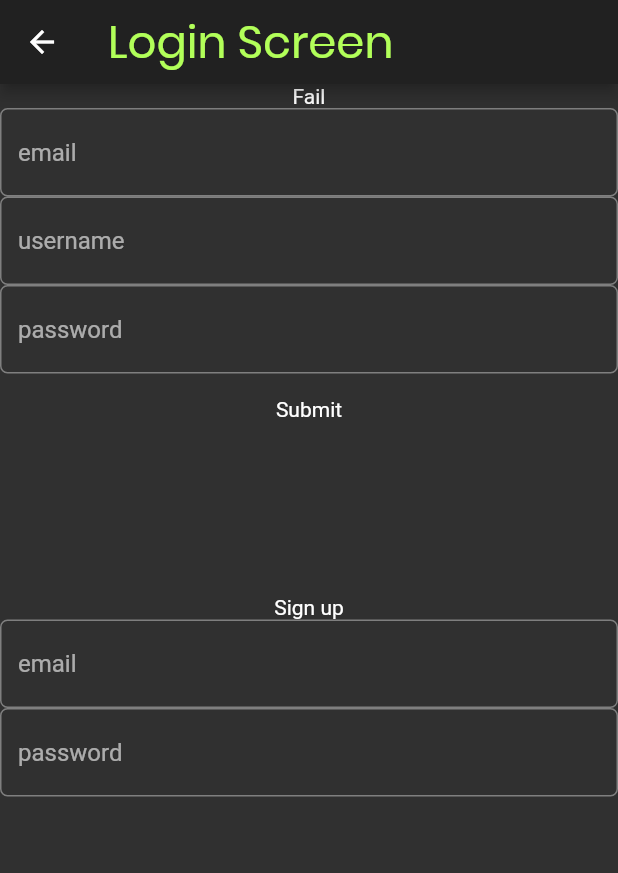
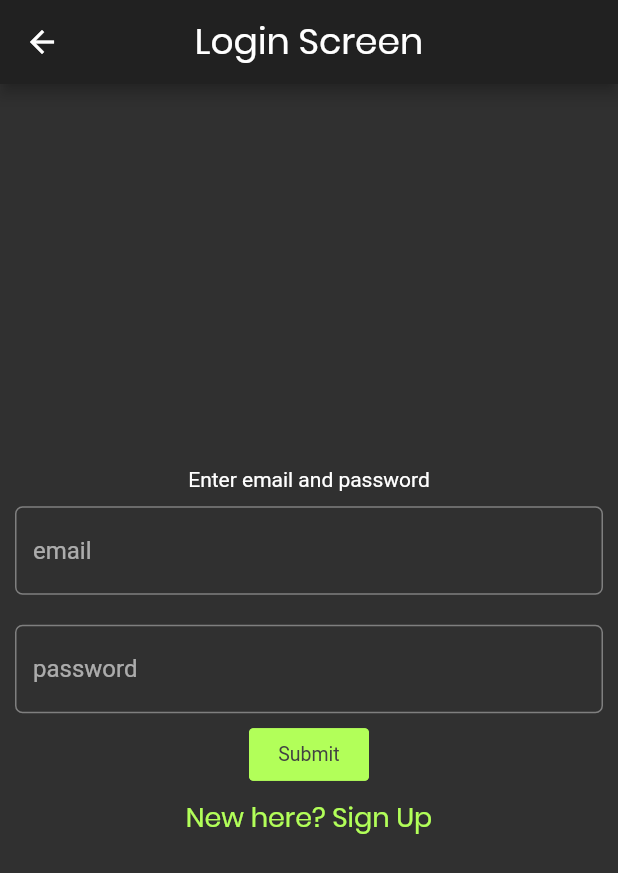
Before and after one commit to ryanhossain9797/mygameslist_flutter, a Flutter app: the LoginScreen screen opened directly, after a tap on "Submit", on a phone screen of 412 x 824 dp. Shown: the top 873 px of the screen. Run offline on Flutter 3.47's test engine with Material 2 defaults, Android fonts, the phone set to English and light mode, and no system bars; our stand-ins replace cached_network_image, flutter_bloc, getflutter, page_transition, shared_preferences; accounts and stored records are empty; network calls fail.

Commit message:
Implement JWT login

```diff
--- a/lib/api/api.dart
+++ b/lib/api/api.dart
@@ -2,6 +2,7 @@ import 'dart:convert';
 
 import 'package:flutter/material.dart';
 import 'package:http/http.dart';
+import 'package:mygameslist_flutter/models/login_result_model.dart';
 import 'package:mygameslist_flutter/models/review_model.dart';
 import 'package:mygameslist_flutter/models/game_model.dart';
 
@@ -122,4 +123,26 @@ class ApiHelper {
       return false;
     }
   }
+
+  static Future<LogInResult> logInWithEmailPass({
+    @required String email,
+    @required String password,
+  }) async {
+    print("API_LOGIN: called $email $password");
+    Response response = await post(
+      Uri.encodeFull("http://118.179.70.140:3693/users/login"),
+      body: {"email": email, "password": password},
+    );
+
+    if (response.statusCode == 200) {
+      var jsonResponse = jsonDecode(response.body);
+      String token = jsonResponse["token"];
+      String userName = jsonResponse["username"];
+      print(token);
+      return LogInResult(success: true, message: userName, token: token);
+    } else {
+      print(response.statusCode);
+      return LogInResult(success: false, message: "failed", token: "");
+    }
+  }
 }
--- a/lib/blocs/auth_bloc_fake.dart
+++ /dev/null
@@ -1,46 +0,0 @@
-//-----------------------------------------------THIS IS ONLY A PLACEHOLDER
-//-----------------------------------------------UNTIL A REAL AUTH SYSTEM IS COMPLETED
-
-import 'package:flutter_bloc/flutter_bloc.dart';
-
-//--------------------Events
-class AuthEventFake {}
-
-class SignInAuthEventFake extends AuthEventFake {
-  final String username;
-  SignInAuthEventFake(this.username);
-}
-
-class SignOutAuthEventFake extends AuthEventFake {}
-
-class SignUpAuthEventFake extends AuthEventFake {
-  final String username;
-  SignUpAuthEventFake(this.username);
-}
-
-//--------------------States
-class AuthStateFake {}
-
-class SignedInAuthStateFake extends AuthStateFake {
-  final String username;
-  SignedInAuthStateFake(this.username);
-}
-
-class SignedOutAuthStateFake extends AuthStateFake {}
-
-//--------------------Bloc
-class AuthBlocFake extends Bloc<AuthEventFake, AuthStateFake> {
-  @override
-  AuthStateFake get initialState => SignedOutAuthStateFake();
-
-  @override
-  Stream<AuthStateFake> mapEventToState(AuthEventFake event) async* {
-    if (event is SignInAuthEventFake) {
-      yield SignedInAuthStateFake(event.username);
-    } else if (event is SignUpAuthEventFake) {
-      yield SignedInAuthStateFake(event.username);
-    } else {
-      yield SignedOutAuthStateFake();
-    }
-  }
-}
--- /dev/null
+++ b/lib/blocs/login_bloc.dart
@@ -0,0 +1,52 @@
+import 'package:flutter_bloc/flutter_bloc.dart';
+import 'package:mygameslist_flutter/api/api.dart';
+import 'package:mygameslist_flutter/models/login_result_model.dart';
+
+//--------------------Events
+class LoginEvent {}
+
+class LoginLoginEvent extends LoginEvent {
+  final String email;
+  final String password;
+  LoginLoginEvent({this.email, this.password});
+}
+
+class LogoutLoginEvent extends LoginEvent {}
+
+//--------------------States
+class LoginState {}
+
+class LoggedInLoginState extends LoginState {
+  final String username;
+  LoggedInLoginState(this.username);
+}
+
+class LoggedOutLoginState extends LoginState {
+  final String message;
+  LoggedOutLoginState(this.message);
+}
+
+//--------------------Bloc
+class LoginBloc extends Bloc<LoginEvent, LoginState> {
+  @override
+  LoginState get initialState =>
+      LoggedOutLoginState("Enter email and password");
+
+  @override
+  Stream<LoginState> mapEventToState(LoginEvent event) async* {
+    if (event is LoginLoginEvent) {
+      LogInResult result = await ApiHelper.logInWithEmailPass(
+        email: event.email,
+        password: event.password,
+      );
+      if (result.success) {
+        //TODO save result.token
+        yield LoggedInLoginState(result.message);
+      } else {
+        yield LoggedOutLoginState("failed");
+      }
+    } else if (event is LogoutLoginEvent) {
+      yield LoggedOutLoginState("Enter email and password");
+    }
+  }
+}
--- /dev/null
+++ b/lib/components/auth_input_field.dart
@@ -0,0 +1,29 @@
+import 'package:flutter/material.dart';
+import 'package:mygameslist_flutter/styles.dart';
+
+class AuthInputField extends StatelessWidget {
+  const AuthInputField(
+      {Key key,
+      @required TextEditingController controller,
+      @required this.hintText,
+      this.obscureText = false})
+      : _emailController = controller,
+        super(key: key);
+
+  final TextEditingController _emailController;
+  final String hintText;
+  final bool obscureText;
+
+  @override
+  Widget build(BuildContext context) {
+    return Padding(
+      padding: const EdgeInsets.all(10),
+      child: TextField(
+        obscureText: obscureText,
+        controller: _emailController,
+        decoration:
+            InputDecoration(border: lightGreenBorder, hintText: hintText),
+      ),
+    );
+  }
+}
--- a/lib/components/review_widget.dart
+++ b/lib/components/review_widget.dart
@@ -1,7 +1,7 @@
 import 'package:flutter/material.dart';
 import 'package:flutter_bloc/flutter_bloc.dart';
-import 'package:mygameslist_flutter/blocs/auth_bloc_fake.dart';
 import 'package:mygameslist_flutter/blocs/details_bloc.dart';
+import 'package:mygameslist_flutter/blocs/login_bloc.dart';
 import 'package:mygameslist_flutter/colors.dart';
 import 'package:mygameslist_flutter/constants.dart';
 import 'package:mygameslist_flutter/models/review_model.dart';
@@ -147,9 +147,9 @@ class _ReviewWidgetState extends State<ReviewWidget>
                                 width: 10,
                               ),
                               //-------------------------------------Renders CROSS button if signed in and username matches review user
-                              BlocBuilder<AuthBlocFake, AuthStateFake>(
+                              BlocBuilder<LoginBloc, LoginState>(
                                 builder: (context, state) {
-                                  if (state is SignedInAuthStateFake) {
+                                  if (state is LoggedInLoginState) {
                                     if (state.username ==
                                         widget.review.username) {
                                       return CircleAvatar(
--- a/lib/main.dart
+++ b/lib/main.dart
@@ -1,8 +1,8 @@
 import 'package:flutter/material.dart';
 import 'package:flutter/services.dart';
 import 'package:flutter_bloc/flutter_bloc.dart';
+import 'package:mygameslist_flutter/blocs/login_bloc.dart';
 import 'package:mygameslist_flutter/blocs/signup_bloc.dart';
-import 'package:mygameslist_flutter/blocs/auth_bloc_fake.dart';
 import 'package:mygameslist_flutter/blocs/list_bloc.dart';
 import 'package:mygameslist_flutter/views/home_screen.dart';
 import 'package:mygameslist_flutter/views/splash_screen.dart';
@@ -21,8 +21,8 @@ class MyApp extends StatelessWidget {
       providers: [
         BlocProvider<ListBloc>(create: (context) => ListBloc()),
         BlocProvider<DetailsBloc>(create: (context) => DetailsBloc()),
-        BlocProvider<AuthBlocFake>(create: (context) => AuthBlocFake()),
         BlocProvider<SignupBloc>(create: (context) => SignupBloc()),
+        BlocProvider<LoginBloc>(create: (context) => LoginBloc()),
       ],
       child: MaterialApp(
         debugShowCheckedModeBanner: false,
--- /dev/null
+++ b/lib/models/login_result_model.dart
@@ -0,0 +1,9 @@
+import 'package:flutter/material.dart';
+
+class LogInResult {
+  final bool success;
+  final String message;
+  final String token;
+
+  LogInResult({@required this.message, @required this.success, this.token});
+}
--- a/lib/views/login_screen.dart
+++ b/lib/views/login_screen.dart
@@ -1,9 +1,12 @@
 import 'package:flutter/material.dart';
 import 'package:flutter_bloc/flutter_bloc.dart';
+import 'package:getflutter/components/button/gf_button.dart';
 import 'package:mygameslist_flutter/api/api.dart';
+import 'package:mygameslist_flutter/blocs/login_bloc.dart';
 import 'package:mygameslist_flutter/blocs/signup_bloc.dart';
 import 'package:mygameslist_flutter/blocs/signup_bloc.dart';
 import 'package:mygameslist_flutter/colors.dart';
+import 'package:mygameslist_flutter/components/auth_input_field.dart';
 import 'package:mygameslist_flutter/styles.dart';
 
 class LoginScreen extends StatefulWidget {
@@ -22,20 +25,88 @@ class _LoginScreenState extends State<LoginScreen> {
         email: email, username: username, password: password));
   }
 
-  TextEditingController _emailController = TextEditingController();
-  TextEditingController _passwordController = TextEditingController();
-  TextEditingController _usernameController = TextEditingController();
+  tryLogin({
+    @required String email,
+    @required String password,
+  }) async {
+    BlocProvider.of<LoginBloc>(context)
+        .add(LoginLoginEvent(email: email, password: password));
+  }
+
+  TextEditingController _signupEmailController = TextEditingController();
+  TextEditingController _signupPasswordController = TextEditingController();
+  TextEditingController _signupUsernameController = TextEditingController();
+
+  TextEditingController _loginEmailController = TextEditingController();
+  TextEditingController _loginPasswordController = TextEditingController();
+  bool loginScreen = true;
+  var loginKey = Key("loginKey");
+  var signupKey = Key("signupKey");
   @override
   Widget build(BuildContext context) {
     return Scaffold(
       appBar: AppBar(
+        centerTitle: true,
         title: Text(
-          "Login Screen",
-          style: boldGreenText,
+          loginScreen ? "Login Screen" : "Signup Screen",
+          style: boldGreenText.copyWith(fontSize: 24, color: Colors.white),
         ),
       ),
       body: Center(
-        child: Column(
+        child: AnimatedSwitcher(
+          duration: Duration(milliseconds: 200),
+          child: Builder(
+            key: loginScreen ? loginKey : signupKey,
+            builder: (context) {
+              return loginScreen
+                  ? Column(
+                      mainAxisSize: MainAxisSize.min,
+                      children: [
+                        BlocBuilder<LoginBloc, LoginState>(
+                          builder: (context, state) {
+                            if (state is LoggedInLoginState) {
+                              return Text(state.username);
+                            } else if (state is LoggedOutLoginState) {
+                              return Text(state.message);
+                            }
+                          },
+                        ),
+                        AuthInputField(
+                            controller: _loginEmailController,
+                            hintText: "email"),
+                        AuthInputField(
+                            obscureText: true,
+                            controller: _loginPasswordController,
+                            hintText: "password"),
+                        GFButton(
+                          color: lightAccentColor,
+                          textColor: darkGreyColor,
+                          child: Text("Submit"),
+                          onPressed: () {
+                            tryLogin(
+                              email: _loginEmailController.text,
+                              password: _loginPasswordController.text,
+                            );
+                            _loginEmailController.clear();
+                            _loginPasswordController.clear();
+                          },
+                        ),
+                        RawMaterialButton(
+                          child: Text(
+                            "New here? Sign Up",
+                            style: boldGreenText.copyWith(fontSize: 18),
+                          ),
+                          onPressed: () {
+                            setState(() {
+                              loginScreen = false;
+                            });
+                          },
+                        ),
+                      ],
+                    )
+                  //----------------------------------Signup Screen
+                  : Column(
+                      mainAxisSize: MainAxisSize.min,
                       children: <Widget>[
                         BlocBuilder<SignupBloc, SignupState>(
                           builder: (context, state) {
@@ -44,42 +115,46 @@ class _LoginScreenState extends State<LoginScreen> {
                                 : "Fail");
                           },
                         ),
-            TextField(
-              controller: _emailController,
-              decoration:
-                  InputDecoration(border: lightGreenBorder, hintText: "email"),
-            ),
-            TextField(
-              controller: _usernameController,
-              decoration: InputDecoration(
-                  border: lightGreenBorder, hintText: "username"),
-            ),
-            TextField(
-              controller: _passwordController,
-              decoration: InputDecoration(
-                  border: lightGreenBorder, hintText: "password"),
-            ),
-            RawMaterialButton(
+                        AuthInputField(
+                            controller: _signupEmailController,
+                            hintText: "email"),
+                        AuthInputField(
+                            controller: _signupUsernameController,
+                            hintText: "username"),
+                        AuthInputField(
+                            obscureText: true,
+                            controller: _signupPasswordController,
+                            hintText: "password"),
+                        GFButton(
+                          color: lightAccentColor,
+                          textColor: darkGreyColor,
                           child: Text("Submit"),
                           onPressed: () {
                             trySignup(
-                  email: _emailController.text,
-                  username: _usernameController.text,
-                  password: _passwordController.text,
+                              email: _signupEmailController.text,
+                              username: _signupUsernameController.text,
+                              password: _signupPasswordController.text,
+                            );
+                            _signupEmailController.clear();
+                            _signupPasswordController.clear();
+                            _signupUsernameController.clear();
+                          },
+                        ),
+                        RawMaterialButton(
+                          child: Text(
+                            "Already have an account? Log In",
+                            style: boldGreenText.copyWith(fontSize: 18),
+                          ),
+                          onPressed: () {
+                            setState(() {
+                              loginScreen = true;
+                            });
+                          },
+                        ),
+                      ],
                     );
             },
           ),
-            SizedBox(height: 100),
-            Text("Sign up"),
-            TextField(
-              decoration:
-                  InputDecoration(border: lightGreenBorder, hintText: "email"),
-            ),
-            TextField(
-              decoration: InputDecoration(
-                  border: lightGreenBorder, hintText: "password"),
-            ),
-          ],
         ),
       ),
     );
```
Also changed, not shown: lib/components/user_avatar.dart (+6 -7 lines), lib/views/details_screen.dart (+12 -11 lines), lib/views/login_screen_fake.dart (deleted, +0 -91 lines). Lines whose indentation alone changed are shown as unchanged.
